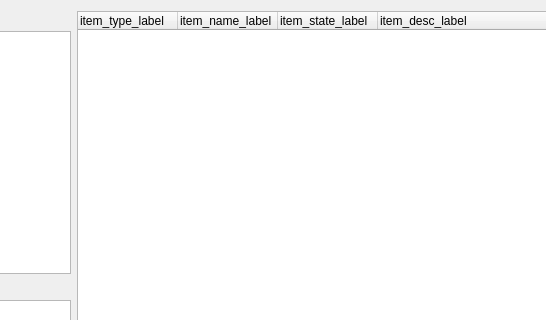
violethaze74/ugene, file src/ugeneui/src/plugin_viewer/ui/PluginViewerWidget.ui: the form before one commit; both pictures show x 227 to 773 and y 0 to 320 of the 889 by 580 pixel window.
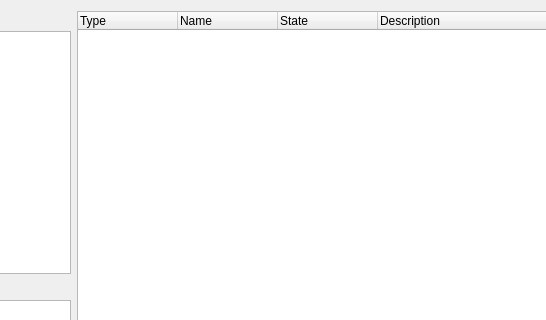
The form after the commit.

The edit to the form file:
```diff
--- a/src/ugeneui/src/plugin_viewer/ui/PluginViewerWidget.ui
+++ b/src/ugeneui/src/plugin_viewer/ui/PluginViewerWidget.ui
@@ -91,22 +91,22 @@
        </property>
        <column>
         <property name="text">
-         <string>item_type_label</string>
+         <string>Type</string>
         </property>
        </column>
        <column>
         <property name="text">
-         <string>item_name_label</string>
+         <string>Name</string>
         </property>
        </column>
        <column>
         <property name="text">
-         <string>item_state_label</string>
+         <string>State</string>
         </property>
        </column>
        <column>
         <property name="text">
-         <string>item_desc_label</string>
+         <string>Description</string>
         </property>
        </column>
       </widget>
```
